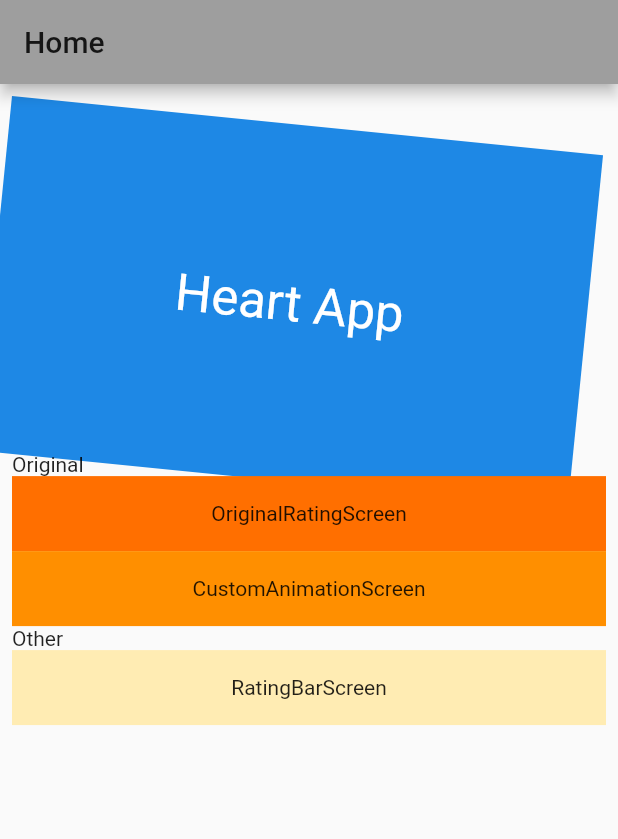
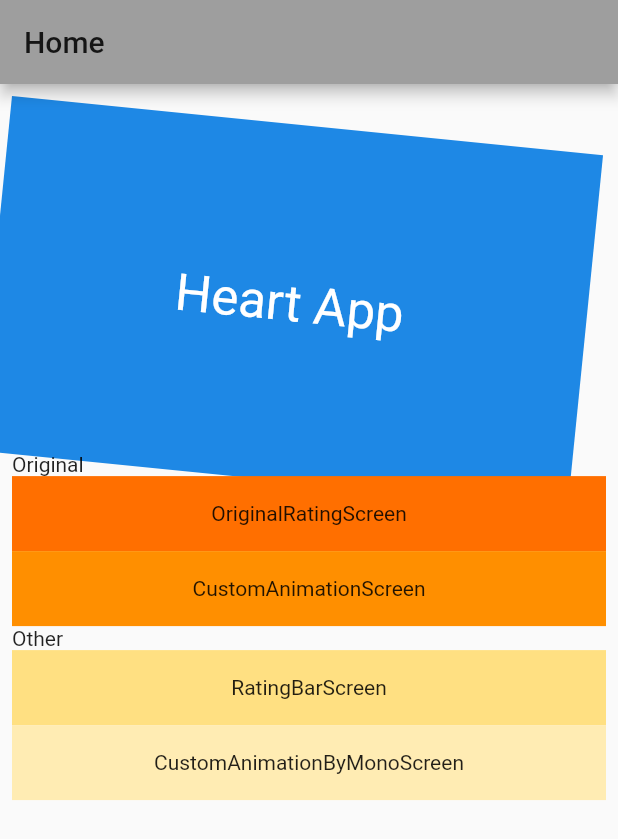
Before and after one commit to linnefromice/flutter_heart_app_01, a Flutter app: the screen it shows after launch, on a phone screen of 412 x 824 dp. Shown: the top 839 px of the screen. Run offline on Flutter 3.47's test engine with Material 2 defaults, Android fonts, the phone set to English and light mode, and no system bars; our stand-ins replace badges, flutter_rating_bar.

Commit message:
add new screen

```diff
--- a/lib/main.dart
+++ b/lib/main.dart
@@ -1,4 +1,5 @@
 import 'package:flutter/material.dart';
+import 'package:linnefromice/screens/custom_animation_by_mono_screen.dart';
 import 'package:linnefromice/screens/custom_animation_screen.dart';
 import 'package:linnefromice/screens/home_screen.dart';
 import 'package:linnefromice/screens/original_rating_screen.dart';
@@ -24,6 +25,7 @@ class App extends StatelessWidget {
         '/original_rating': (context) => OriginalRatingScreen(),
         '/custom_animation': (context) => CustomAnimationScreen(),
         '/rating_bar': (context) => RatingBarScreen(),
+        '/custom_animation_by_mono': (context) => CustomAnimationByMonoScreen(),
       },
     );
   }
--- a/lib/screens/home_screen.dart
+++ b/lib/screens/home_screen.dart
@@ -46,8 +46,16 @@ class HomeScreen extends StatelessWidget {
             onTap: () => Navigator.pushNamed(context, '/rating_bar'),
             child: Container(
               height: 50,
+              color: Colors.amber[200],
+              child: Center(child: Text('RatingBarScreen')),
+            ),
+          ),
+          GestureDetector(
+            onTap: () => Navigator.pushNamed(context, '/custom_animation_by_mono'),
+            child: Container(
+              height: 50,
               color: Colors.amber[100],
-              child: Center(child: Text('RatingBarScreen')),
+              child: Center(child: Text('CustomAnimationByMonoScreen')),
             ),
           ),
         ],
```
Also changed, not shown: lib/screens/custom_animation_by_mono_screen.dart (added, +17 -0 lines).
